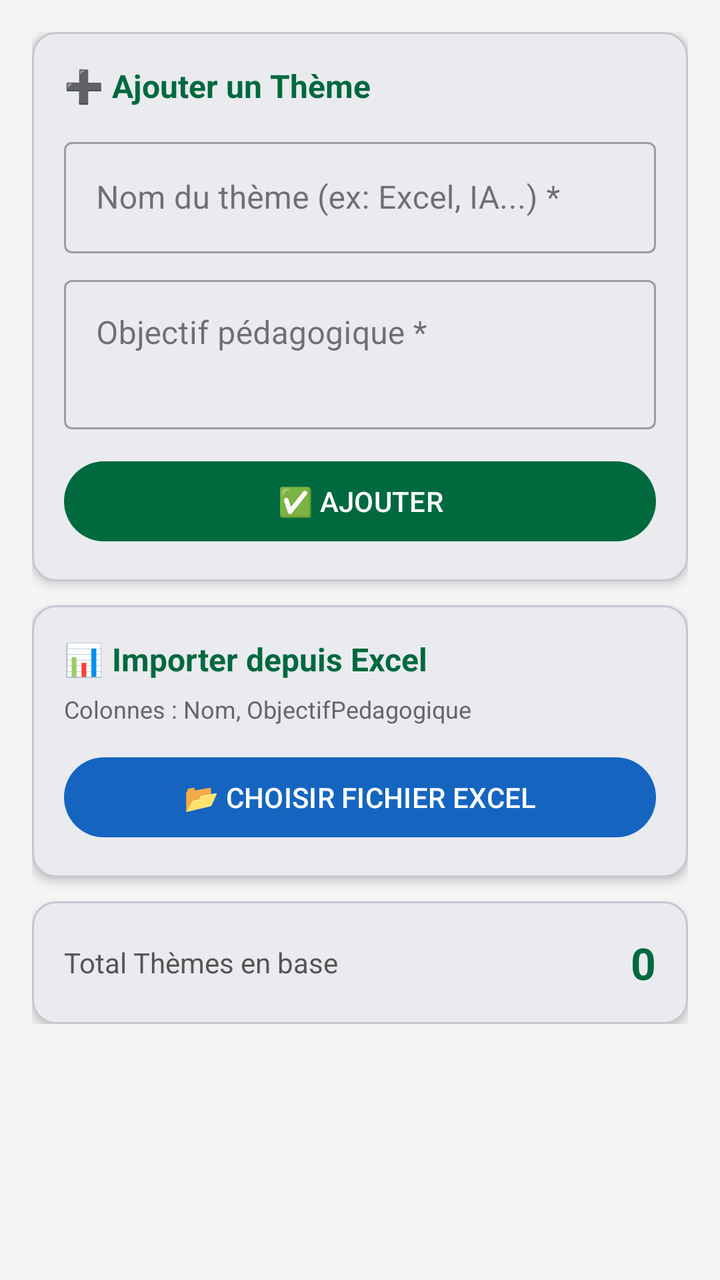
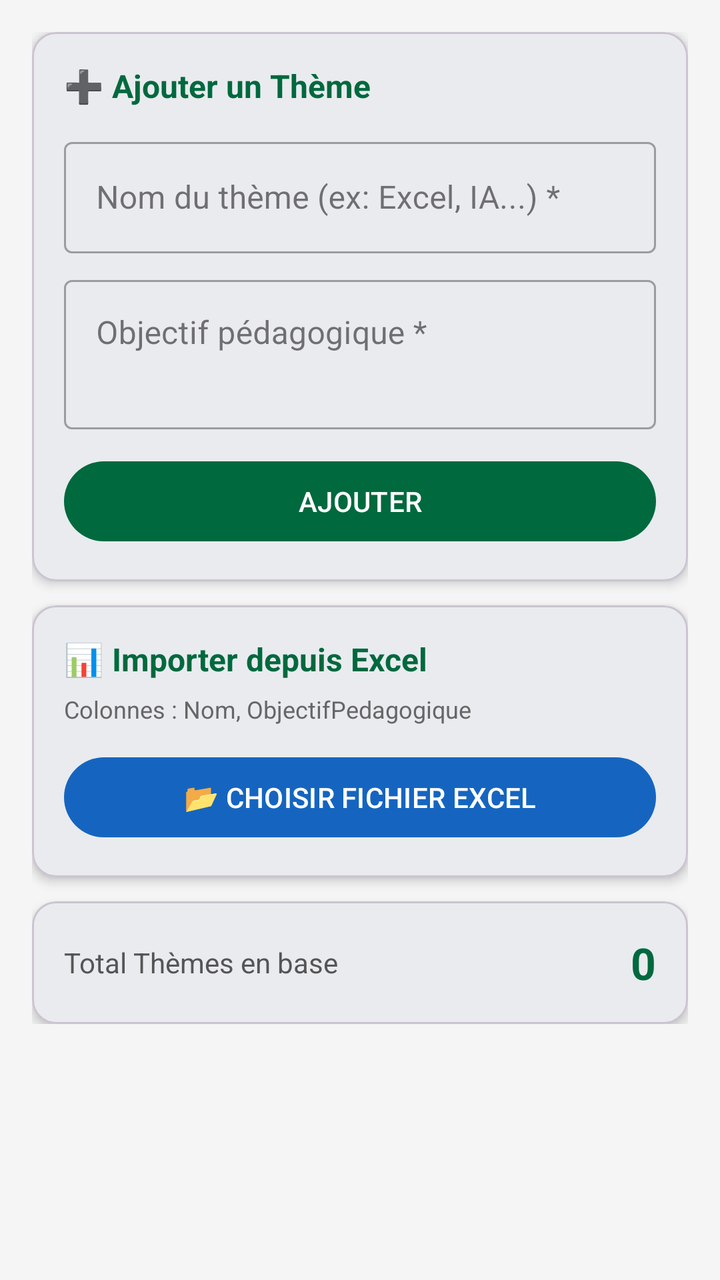

An Android layout rendered at two revisions. The XML below is the earlier revision; the diff shows what the commit changed to produce the second picture.
<!-- AndroidManifest.xml: application theme Theme.OCPEvalFormation -->
<!-- res/layout/fragment_import_themes.xml -->
<?xml version="1.0" encoding="utf-8"?>
<ScrollView
    xmlns:android="http://schemas.android.com/apk/res/android"
    xmlns:app="http://schemas.android.com/apk/res-auto"
    android:layout_width="match_parent"
    android:layout_height="match_parent"
    android:background="#F5F5F5">

    <LinearLayout
        android:layout_width="match_parent"
        android:layout_height="wrap_content"
        android:orientation="vertical"
        android:padding="16dp">

        
        <com.google.android.material.card.MaterialCardView
            android:layout_width="match_parent"
            android:layout_height="wrap_content"
            android:layout_marginBottom="12dp"
            app:cardCornerRadius="12dp"
            app:cardElevation="3dp">

            <LinearLayout
                android:layout_width="match_parent"
                android:layout_height="wrap_content"
                android:orientation="vertical"
                android:padding="16dp">

                <TextView
                    android:layout_width="wrap_content"
                    android:layout_height="wrap_content"
                    android:text="➕ Ajouter un Thème"
                    android:textSize="16sp"
                    android:textStyle="bold"
                    android:textColor="@color/ocp_dark_green"
                    android:layout_marginBottom="12dp" />

                <com.google.android.material.textfield.TextInputLayout
                    android:layout_width="match_parent"
                    android:layout_height="wrap_content"
                    android:layout_marginBottom="8dp"
                    android:hint="Nom du thème (ex: Excel, IA...) *"
                    style="@style/Widget.MaterialComponents.TextInputLayout.OutlinedBox">
                    <com.google.android.material.textfield.TextInputEditText
                        android:id="@+id/et_theme_nom"
                        android:layout_width="match_parent"
                        android:layout_height="wrap_content"
                        android:inputType="textCapSentences" />
                </com.google.android.material.textfield.TextInputLayout>

                <com.google.android.material.textfield.TextInputLayout
                    android:layout_width="match_parent"
                    android:layout_height="wrap_content"
                    android:layout_marginBottom="12dp"
                    android:hint="Objectif pédagogique *"
                    style="@style/Widget.MaterialComponents.TextInputLayout.OutlinedBox">
                    <com.google.android.material.textfield.TextInputEditText
                        android:id="@+id/et_theme_objectif"
                        android:layout_width="match_parent"
                        android:layout_height="wrap_content"
                        android:inputType="textMultiLine|textCapSentences"
                        android:minLines="2"
                        android:gravity="top" />
                </com.google.android.material.textfield.TextInputLayout>

                <com.google.android.material.button.MaterialButton
                    android:id="@+id/btn_add_theme"
                    android:layout_width="match_parent"
                    android:layout_height="48dp"
                    android:text="✅ AJOUTER"
                    app:backgroundTint="@color/ocp_dark_green" />

                <ProgressBar
                    android:id="@+id/progress_theme"
                    android:layout_width="wrap_content"
                    android:layout_height="wrap_content"
                    android:layout_gravity="center"
                    android:layout_marginTop="8dp"
                    android:visibility="gone" />

            </LinearLayout>
        </com.google.android.material.card.MaterialCardView>

        
        <com.google.android.material.card.MaterialCardView
            android:layout_width="match_parent"
            android:layout_height="wrap_content"
            android:layout_marginBottom="12dp"
            app:cardCornerRadius="12dp"
            app:cardElevation="3dp">

            <LinearLayout
                android:layout_width="match_parent"
                android:layout_height="wrap_content"
                android:orientation="vertical"
                android:padding="16dp">

                <TextView
                    android:layout_width="wrap_content"
                    android:layout_height="wrap_content"
                    android:text="📊 Importer depuis Excel"
                    android:textSize="16sp"
                    android:textStyle="bold"
                    android:textColor="@color/ocp_dark_green"
                    android:layout_marginBottom="6dp" />

                <TextView
                    android:layout_width="wrap_content"
                    android:layout_height="wrap_content"
                    android:text="Colonnes : Nom, ObjectifPedagogique"
                    android:textSize="12sp"
                    android:textColor="#666"
                    android:layout_marginBottom="12dp" />

                <com.google.android.material.button.MaterialButton
                    android:id="@+id/btn_import_themes_excel"
                    android:layout_width="match_parent"
                    android:layout_height="48dp"
                    android:text="📂 CHOISIR FICHIER EXCEL"
                    app:backgroundTint="#1565C0" />

                <TextView
                    android:id="@+id/tv_themes_import_result"
                    android:layout_width="match_parent"
                    android:layout_height="wrap_content"
                    android:layout_marginTop="8dp"
                    android:textSize="13sp"
                    android:visibility="gone" />

                <ProgressBar
                    android:id="@+id/progress_themes_import"
                    android:layout_width="wrap_content"
                    android:layout_height="wrap_content"
                    android:layout_gravity="center"
                    android:layout_marginTop="8dp"
                    android:visibility="gone" />

            </LinearLayout>
        </com.google.android.material.card.MaterialCardView>

        
        <com.google.android.material.card.MaterialCardView
            android:layout_width="match_parent"
            android:layout_height="wrap_content"
            app:cardCornerRadius="12dp"
            app:cardElevation="3dp">
            <LinearLayout
                android:layout_width="match_parent"
                android:layout_height="wrap_content"
                android:orientation="horizontal"
                android:padding="16dp"
                android:gravity="center_vertical">
                <TextView
                    android:layout_width="0dp"
                    android:layout_height="wrap_content"
                    android:layout_weight="1"
                    android:text="Total Thèmes en base"
                    android:textSize="14sp"
                    android:textColor="#555" />
                <TextView
                    android:id="@+id/tv_themes_count"
                    android:layout_width="wrap_content"
                    android:layout_height="wrap_content"
                    android:text="0"
                    android:textSize="22sp"
                    android:textStyle="bold"
                    android:textColor="@color/ocp_dark_green" />
            </LinearLayout>
        </com.google.android.material.card.MaterialCardView>

    </LinearLayout>
</ScrollView>
<!-- resources referenced by this layout -->
<resources>
  <color name="ocp_dark_green">#00693E</color>
  <style name="Theme.OCPEvalFormation" parent="Theme.Material3.Light.NoActionBar">
          <item name="colorPrimary">@color/ocp_dark_green</item>
          <item name="colorPrimaryVariant">@color/ocp_medium_green</item>
          <item name="colorOnPrimary">@color/white</item>
          <item name="colorSecondary">@color/ocp_orange</item>
          <item name="colorOnSecondary">@color/white</item>
          <item name="android:statusBarColor">@color/ocp_dark_green</item>
      </style>
  <color name="ocp_medium_green">#00A86B</color>
  <color name="white">#FFFFFF</color>
  <color name="ocp_orange">#FF6B00</color>
</resources>

<!-- the commit's change to res/layout/fragment_import_themes.xml (unified diff, before → after) -->
@@ -67,7 +67,7 @@
                     android:id="@+id/btn_add_theme"
                     android:layout_width="match_parent"
                     android:layout_height="48dp"
-                    android:text="✅ AJOUTER"
+                    android:text="AJOUTER"
                     app:backgroundTint="@color/ocp_dark_green" />
 
                 <ProgressBar
